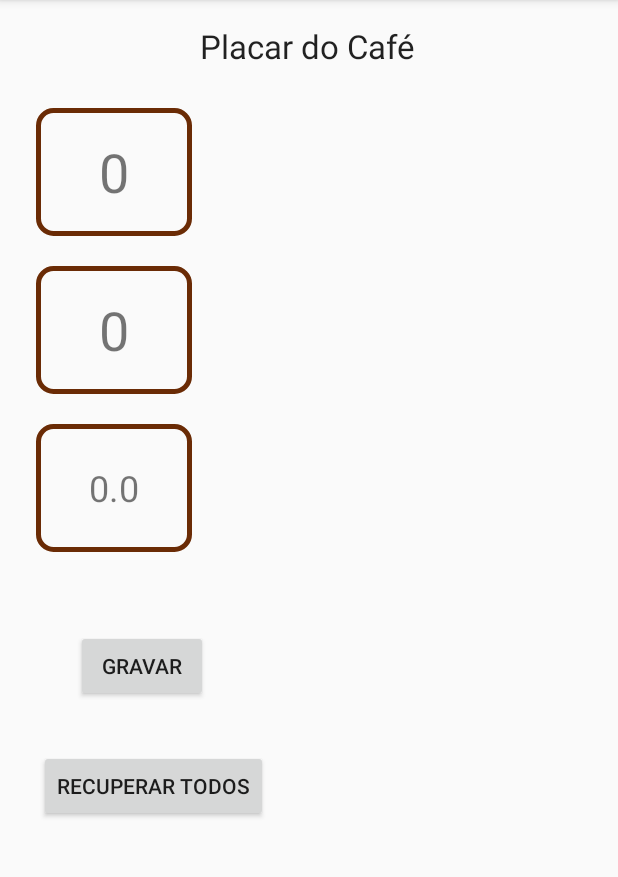
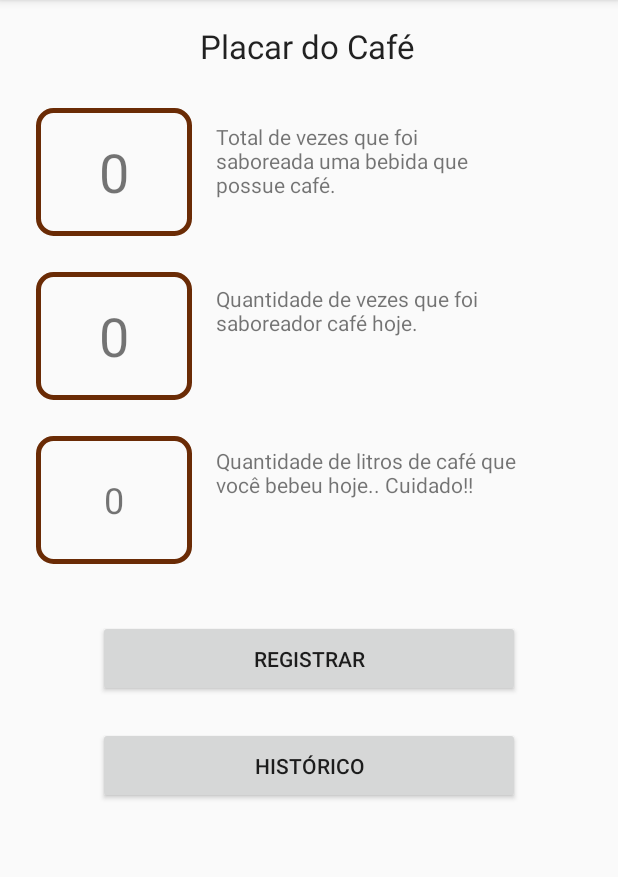
Before and after one commit to rafaelmmedeiros/CoffeeLife2021, an Android app: the screen it shows after launch (MainActivity), on a phone screen of 412 x 824 dp, the part 84-961 px from its top. Run offline under Robolectric (Android 15) with nearby library versions, the phone set to English and light mode, and no system bars.

Commit message:
Dashboad Design

```diff
--- a/app/src/main/java/com/coffee/coffeelife/MainActivity.java
+++ b/app/src/main/java/com/coffee/coffeelife/MainActivity.java
@@ -6,6 +6,9 @@ import android.content.Intent;
 import android.os.Bundle;
 import android.view.View;
 import android.widget.TextView;
+
+import java.text.DecimalFormat;
+import java.text.NumberFormat;
 
 import br.com.coffee.dao.CoffeeDAO;
 
@@ -46,11 +49,6 @@ public class MainActivity extends AppCompatActivity {
         long total = coffeeDAO.totalCoffees();
         String totalShow = Long.toString(total);
 
-
-        Double litros = total * 0.12;
-        String string_litros = Double.toString(litros);
-
-        textTotalLitros.setText(string_litros);
         textTotalCooffees.setText(totalShow);
     }
 
@@ -60,7 +58,13 @@ public class MainActivity extends AppCompatActivity {
         long total = coffeeDAO.totalCoffeesHoje();
         String toshow = Long.toString(total);
 
+        Double litros = total * 0.12;
 
+        NumberFormat nf = DecimalFormat.getInstance();
+        nf.setMaximumFractionDigits(2);
+        String str = nf.format(litros);
+
+        textTotalLitros.setText(str);
         textTotalCooffeesHoje.setText(toshow);
     }
 
--- a/app/src/main/res/layout/activity_main.xml
+++ b/app/src/main/res/layout/activity_main.xml
@@ -8,25 +8,31 @@
 
     <Button
         android:id="@+id/button"
-        android:layout_width="wrap_content"
-        android:layout_height="wrap_content"
-        android:layout_marginTop="420dp"
+        android:layout_width="281dp"
+        android:layout_height="51dp"
+        android:layout_marginStart="65dp"
+        android:layout_marginLeft="65dp"
+        android:layout_marginTop="56dp"
+        android:layout_marginEnd="65dp"
+        android:layout_marginRight="65dp"
         android:onClick="registrarCafe"
-        android:text="Gravar"
+        android:text="Registrar"
         app:layout_constraintEnd_toEndOf="parent"
-        app:layout_constraintHorizontal_bias="0.157"
         app:layout_constraintStart_toStartOf="parent"
-        app:layout_constraintTop_toTopOf="parent" />
+        app:layout_constraintTop_toBottomOf="@+id/textView5" />
 
     <Button
         android:id="@+id/button2"
-        android:layout_width="wrap_content"
-        android:layout_height="wrap_content"
-        android:layout_marginTop="32dp"
+        android:layout_width="281dp"
+        android:layout_height="51dp"
+        android:layout_marginStart="65dp"
+        android:layout_marginLeft="65dp"
+        android:layout_marginTop="20dp"
+        android:layout_marginEnd="65dp"
+        android:layout_marginRight="65dp"
         android:onClick="historico"
-        android:text="Recuperar Todos"
+        android:text="Histórico"
         app:layout_constraintEnd_toEndOf="parent"
-        app:layout_constraintHorizontal_bias="0.1"
         app:layout_constraintStart_toStartOf="parent"
         app:layout_constraintTop_toBottomOf="@+id/button" />
 
@@ -70,7 +76,7 @@
         android:layout_height="85dp"
         android:layout_marginStart="24dp"
         android:layout_marginLeft="24dp"
-        android:layout_marginTop="20dp"
+        android:layout_marginTop="24dp"
         android:layout_marginEnd="286dp"
         android:layout_marginRight="286dp"
         android:background="@drawable/txview_1"
@@ -89,7 +95,7 @@
         android:layout_height="85dp"
         android:layout_marginStart="24dp"
         android:layout_marginLeft="24dp"
-        android:layout_marginTop="20dp"
+        android:layout_marginTop="24dp"
         android:layout_marginEnd="286dp"
         android:layout_marginRight="286dp"
 
@@ -102,5 +108,41 @@
         app:layout_constraintStart_toStartOf="parent"
         app:layout_constraintTop_toBottomOf="@+id/tv_total_coffees_hoje" />
 
+    <TextView
+        android:id="@+id/textView2"
+        android:layout_width="200dp"
+        android:layout_height="60dp"
+        android:layout_marginStart="16dp"
+        android:layout_marginLeft="16dp"
+        android:layout_marginTop="36dp"
+        android:text="Total de vezes que foi saboreada uma bebida que possue café."
+        android:textSize="14sp"
+        app:layout_constraintStart_toEndOf="@+id/tv_total_coffees"
+        app:layout_constraintTop_toBottomOf="@+id/textView3" />
+
+    <TextView
+        android:id="@+id/textView4"
+        android:layout_width="200dp"
+        android:layout_height="60dp"
+        android:layout_marginStart="16dp"
+        android:layout_marginLeft="16dp"
+        android:layout_marginTop="48dp"
+        android:text="Quantidade de vezes que foi saboreador café hoje."
+        android:textSize="14sp"
+        app:layout_constraintStart_toEndOf="@+id/tv_total_coffees_hoje"
+        app:layout_constraintTop_toBottomOf="@+id/textView2" />
+
+    <TextView
+        android:id="@+id/textView5"
+        android:layout_width="200dp"
+        android:layout_height="60dp"
+        android:layout_marginStart="16dp"
+        android:layout_marginLeft="16dp"
+        android:layout_marginTop="48dp"
+        android:text="Quantidade de litros de café que você bebeu hoje.. Cuidado!! "
+        android:textSize="14sp"
+        app:layout_constraintStart_toEndOf="@+id/tv_total_coffees_litros"
+        app:layout_constraintTop_toBottomOf="@+id/textView4" />
+
 
 </androidx.constraintlayout.widget.ConstraintLayout>
```
